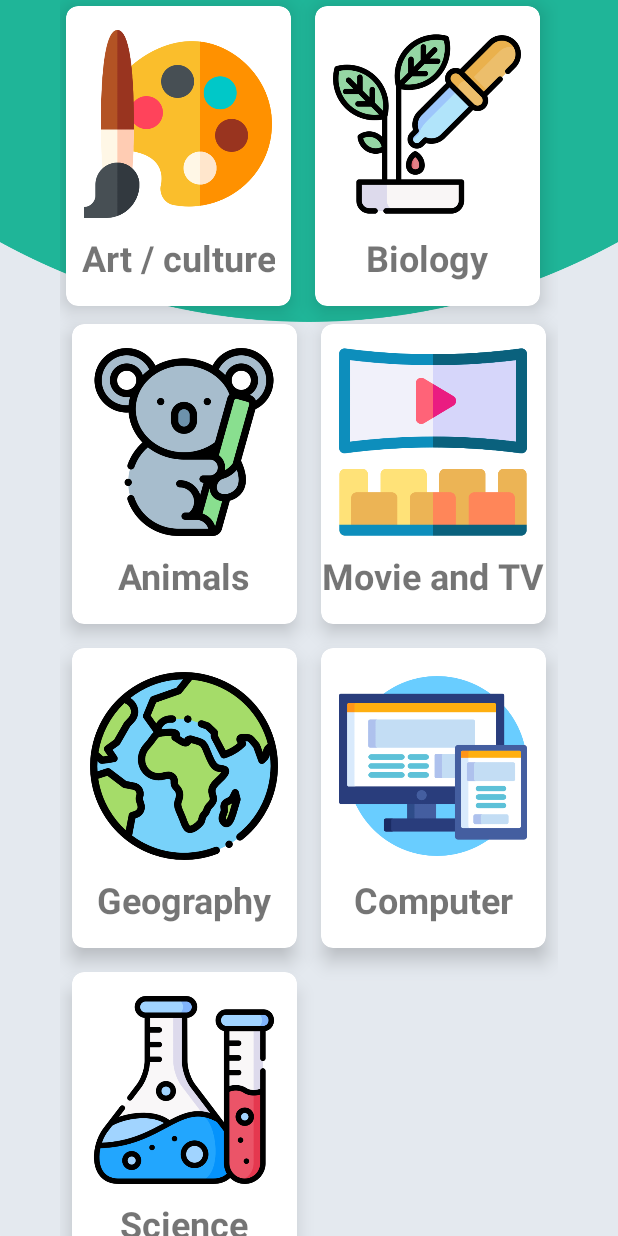
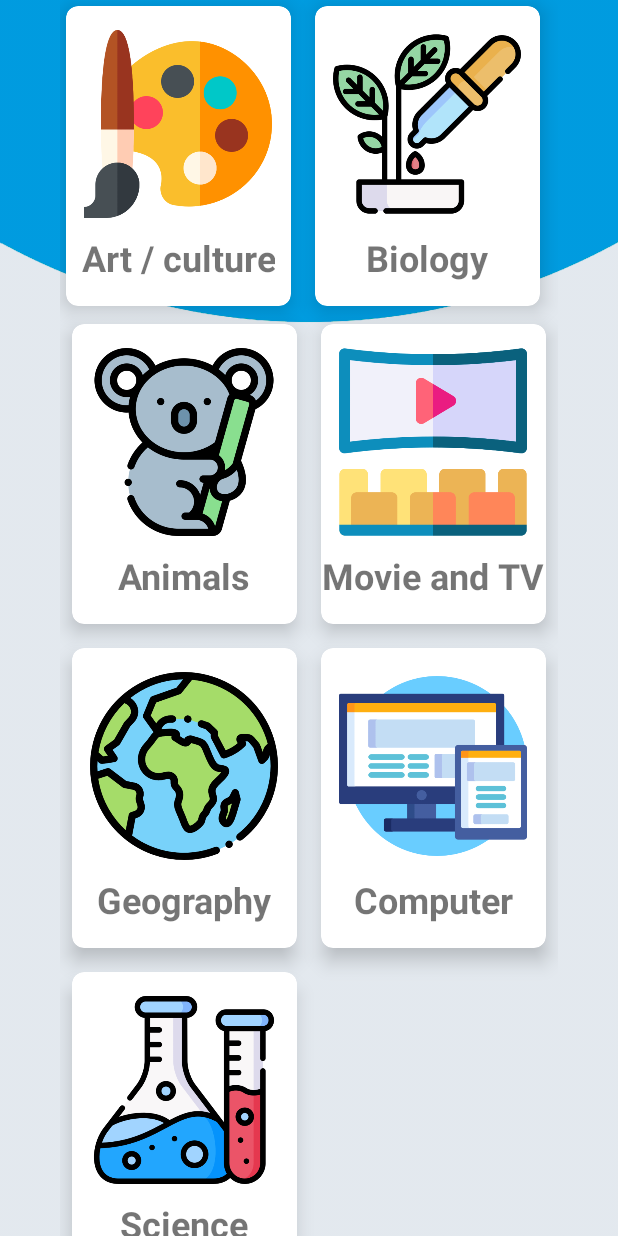
Before and after one commit to Alexandre-Vernet/Quizz, an Android app: the screen it shows after launch (CategoryActivity), on a phone screen of 412 x 824 dp. Run offline under Robolectric (Android 15) with nearby library versions, the phone set to English and light mode, and no system bars.

Commit message:
Readjust colors

```diff
--- a/app/src/main/res/values/colors.xml
+++ b/app/src/main/res/values/colors.xml
@@ -9,8 +9,5 @@
     <color name="white">#FFFFFFFF</color>
 
     <color name="primary_color">#369ee3</color>
-    <color name="secondary_color">#52dbfe</color>
-
-    <color name="blue">#0000FF</color>
-    <color name="pink">#FF00FF</color>
+    <color name="secondary_color">#3db2ff</color>
 </resources>
```
Also changed, not shown: app/src/main/res/drawable-v24/animals.png (renamed from app/src/main/res/drawable/animals.png), app/src/main/res/drawable-v24/art.png (renamed from app/src/main/res/drawable/art.png), app/src/main/res/drawable-v24/background.png, app/src/main/res/drawable-v24/biology.png (renamed from app/src/main/res/drawable/biology.png), app/src/main/res/drawable-v24/computer.png (renamed from app/src/main/res/drawable/computer.png), app/src/main/res/drawable-v24/geography.png (renamed from app/src/main/res/drawable/geography.png), app/src/main/res/drawable-v24/icon.png, app/src/main/res/drawable-v24/science.png (renamed from app/src/main/res/drawable/science.png).
